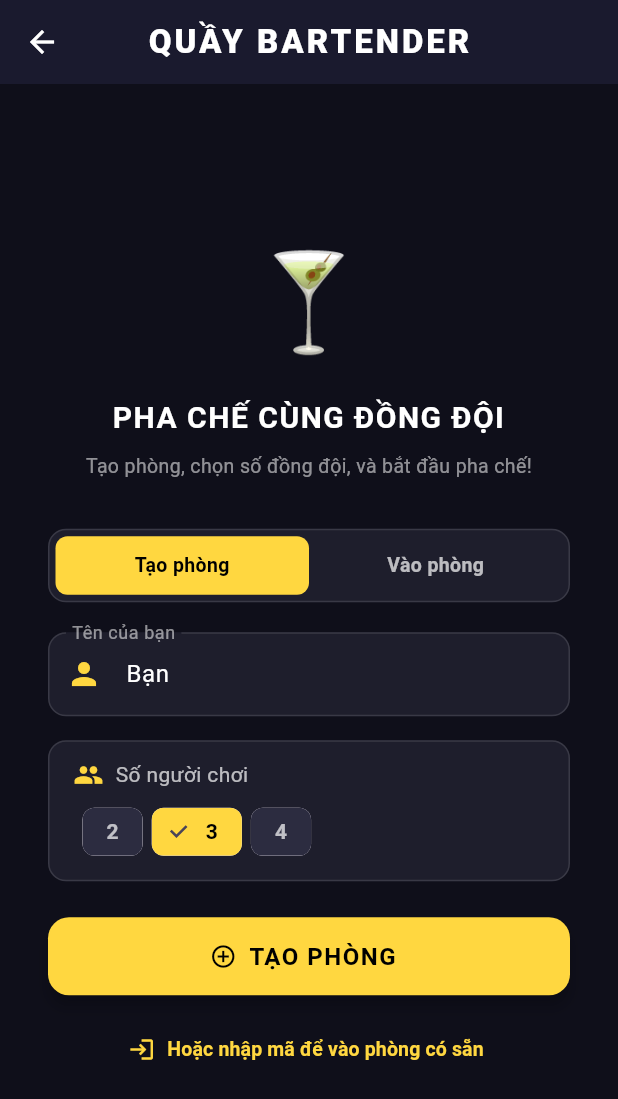
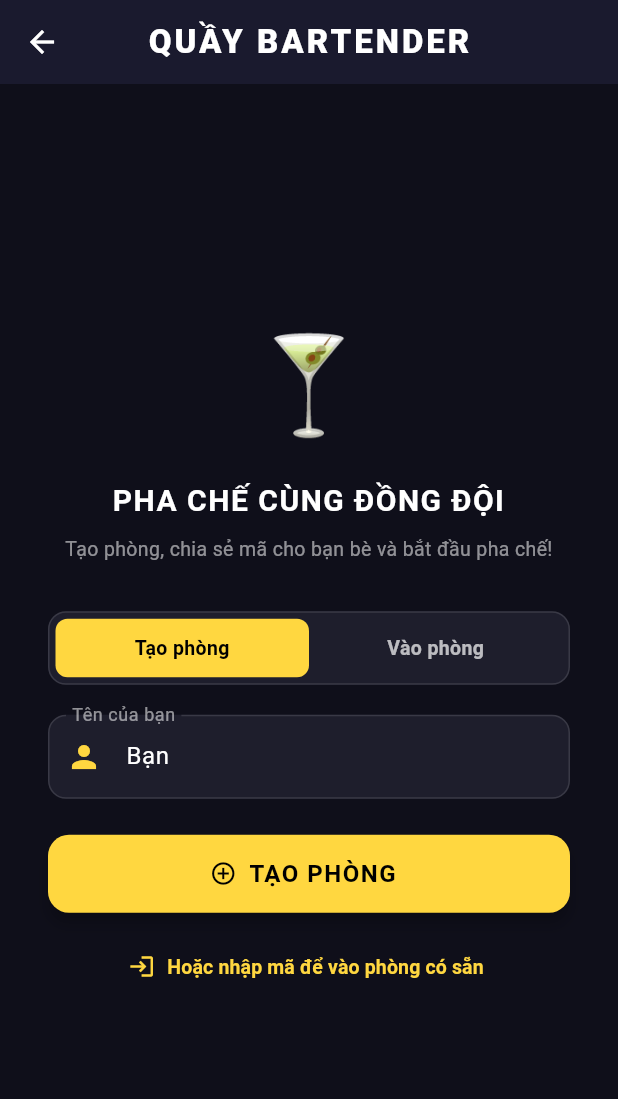
Before and after one commit to HoaiThuong-gif/Game_Bartender, a Flutter app: the BartenderLobbyScreen screen opened directly with empty values, on a phone screen of 412 x 824 dp. Shown: the top 1099 px of the screen. Run offline on Flutter 3.47's test engine with Material 3 defaults, Android fonts, the phone set to English and light mode, and no system bars; our stand-ins replace audioplayers, camera, firebase_auth, firebase_core, firebase_database, sensors_plus and 2 more; missing offline and left inert: cuber, model_viewer_plus; accounts and stored records are empty.

Commit message:
refactor(bartender): remove player count chips from lobby for real multiplayer

```diff
--- a/lib/games/bartender/screens/bartender_lobby_screen.dart
+++ b/lib/games/bartender/screens/bartender_lobby_screen.dart
@@ -29,7 +29,6 @@ class _BartenderLobbyScreenState extends State<BartenderLobbyScreen> {
   final _codeController = TextEditingController();
   /// 0 = tab Tạo phòng, 1 = tab Vào phòng.
   int _selectedTab = 0;
-  int _playerCount = 3;
 
   @override
   void dispose() {
@@ -116,7 +115,7 @@ class _BartenderLobbyScreenState extends State<BartenderLobbyScreen> {
             const SizedBox(height: 8),
             Text(
               _selectedTab == 0
-                  ? 'Tạo phòng, chọn số đồng đội, và bắt đầu pha chế!'
+                  ? 'Tạo phòng, chia sẻ mã cho bạn bè và bắt đầu pha chế!'
                   : 'Nhập mã 4 chữ số của phòng để tham gia!',
               textAlign: TextAlign.center,
               style: const TextStyle(color: Colors.white54, fontSize: 13),
@@ -224,55 +223,7 @@ class _BartenderLobbyScreenState extends State<BartenderLobbyScreen> {
     return Column(
       mainAxisSize: MainAxisSize.min,
       children: [
-        // Chọn số người chơi (chỉ có ý nghĩa với Fake; Firebase tự detect)
-        Container(
-          padding: const EdgeInsets.symmetric(horizontal: 16, vertical: 12),
-          decoration: BoxDecoration(
-            color: const Color(0xFF1E1E2C),
-            borderRadius: BorderRadius.circular(12),
-            border: Border.all(color: Colors.white12),
-          ),
-          child: Wrap(
-            alignment: WrapAlignment.spaceBetween,
-            crossAxisAlignment: WrapCrossAlignment.center,
-            spacing: 12,
-            runSpacing: 8,
-            children: [
-              const Row(
-                children: [
-                  Icon(Icons.group, color: Colors.amberAccent, size: 20),
-                  SizedBox(width: 8),
-                  Text(
-                    'Số người chơi',
-                    style: TextStyle(color: Colors.white70, fontSize: 14),
-                  ),
-                ],
-              ),
-              Row(
-                children: [2, 3, 4].map((n) {
-                  final isSelected = _playerCount == n;
-                  return Padding(
-                    padding: const EdgeInsets.only(left: 6),
-                    child: ChoiceChip(
-                      label: Text('$n'),
-                      selected: isSelected,
-                      onSelected: (_) => setState(() => _playerCount = n),
-                      selectedColor: Colors.amberAccent,
-                      backgroundColor: const Color(0xFF2C2C40),
-                      labelStyle: TextStyle(
-                        color: isSelected ? Colors.black : Colors.white70,
-                        fontWeight: FontWeight.bold,
-                      ),
-                      side: BorderSide.none,
-                      visualDensity: VisualDensity.compact,
-                    ),
-                  );
-                }).toList(),
-              ),
-            ],
-          ),
-        ),
-        const SizedBox(height: 24),
+        const SizedBox(height: 8),
 
         SizedBox(
           width: double.infinity,
@@ -285,7 +236,6 @@ class _BartenderLobbyScreenState extends State<BartenderLobbyScreen> {
                       playerName: _nameController.text.trim().isEmpty
                           ? 'Bạn'
                           : _nameController.text.trim(),
-                      totalPlayers: _playerCount,
                     );
                   },
             icon: const Icon(Icons.add_circle_outline),
```
Also changed, not shown: 1 other file.
